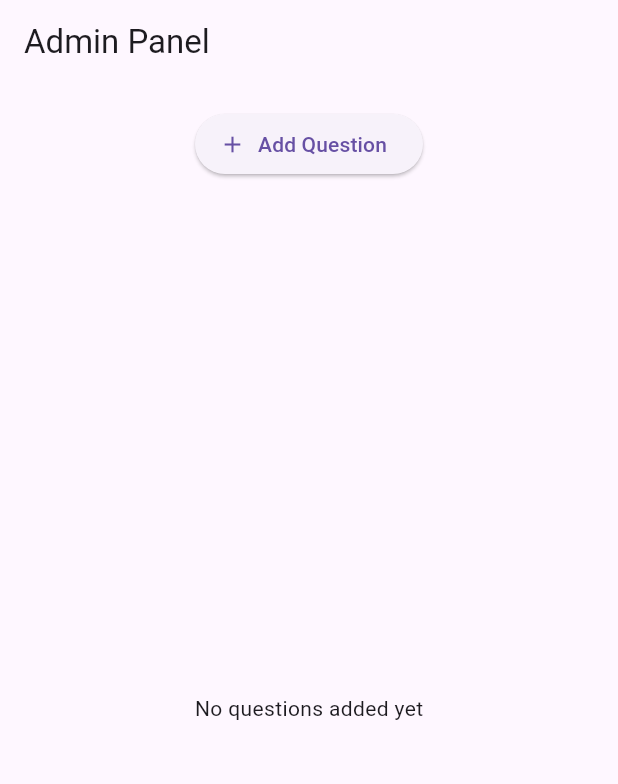
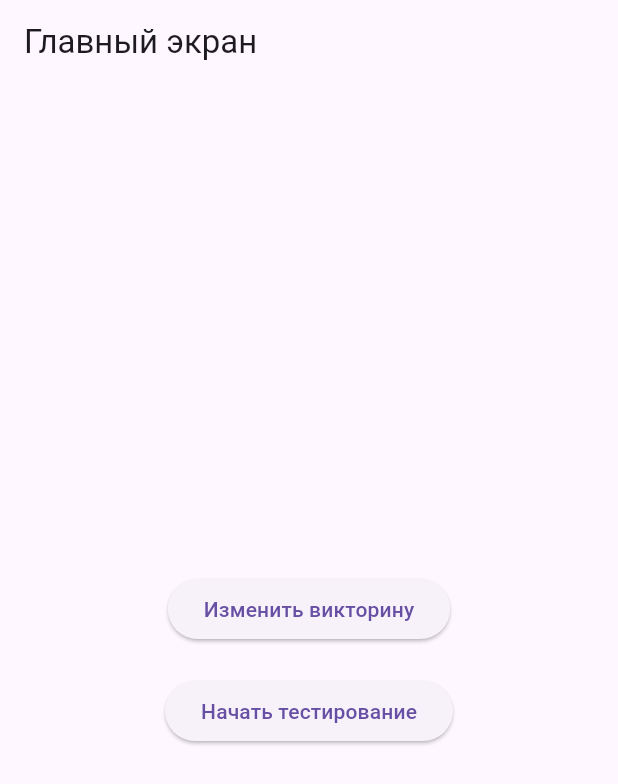
Before and after one commit to POMXARK/quiz_demo, a Flutter app: the screen it shows after launch, on a phone screen of 412 x 824 dp. Shown: the top 784 px of the screen. Run offline on Flutter 3.47's test engine with Material 3 defaults, Android fonts, the light colour scheme and no system bars; our stand-ins replace hive, hive_flutter; accounts and stored records are empty; generated files the repository leaves out were written again.

Commit message:
feat: add quiz, home screen Добавил прохождение тестирования, домашний экран

```diff
--- a/lib/main.dart
+++ b/lib/main.dart
@@ -2,6 +2,7 @@
 import 'package:hive_flutter/hive_flutter.dart';
 import 'package:quiz_demo/screens/add_todo/add_todo.dart';
 import 'package:quiz_demo/screens/admin_panel/admin_panel.dart';
+import 'package:quiz_demo/screens/home_screen/home_screen.dart';
 import 'models/answer.dart';
 import 'models/question.dart';
 import 'models/todo.dart';
@@ -20,7 +21,11 @@
   @override
   Widget build(BuildContext context) {
     return MaterialApp(
-      home: AdminPanel(),
+      title: 'Quiz App',
+      theme: ThemeData(
+        primarySwatch: Colors.blue,
+      ),
+      home: HomeScreen(),
     );
   }
 }
--- /dev/null
+++ b/lib/screens/home_screen/home_screen.dart
@@ -0,0 +1,43 @@
+import 'package:flutter/material.dart';
+
+import '../admin_panel/admin_panel.dart';
+import '../quiz_screen/quiz_screen.dart';
+
+class HomeScreen extends StatelessWidget {
+  @override
+  Widget build(BuildContext context) {
+    return Scaffold(
+      appBar: AppBar(
+        title: Text('Главный экран'),
+      ),
+      body: Center(
+        child: Column(
+          mainAxisAlignment: MainAxisAlignment.center,
+          children: [
+            ElevatedButton(
+              onPressed: () {
+                // Переход на админ-панель
+                Navigator.push(
+                  context,
+                  MaterialPageRoute(builder: (context) => AdminPanel()),
+                );
+              },
+              child: Text('Изменить викторину'),
+            ),
+            SizedBox(height: 20),
+            ElevatedButton(
+              onPressed: () {
+                // Переход на экран тестирования
+                Navigator.push(
+                  context,
+                  MaterialPageRoute(builder: (context) => QuizScreen()),
+                );
+              },
+              child: Text('Начать тестирование'),
+            ),
+          ],
+        ),
+      ),
+    );
+  }
+}
```
Also changed, not shown: lib/screens/admin_panel/admin_panel.dart (+21 -3 lines), lib/screens/quiz_screen/quiz_screen.dart (added, +125 -0 lines).
